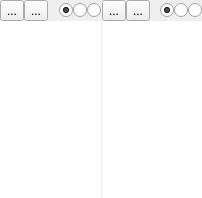
Qt form src/common/views/programlist.ui (rbarreiros/vstboard) before a commit.
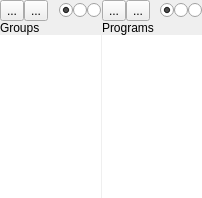
The same form after that commit. Icons and pictures are not drawn. Custom widgets are drawn as their Qt base class.

```diff
--- a/src/common/views/programlist.ui
+++ b/src/common/views/programlist.ui
@@ -10,6 +10,12 @@
     <height>198</height>
    </rect>
   </property>
+  <property name="minimumSize">
+   <size>
+    <width>1</width>
+    <height>0</height>
+   </size>
+  </property>
   <property name="windowTitle">
    <string notr="true">Form</string>
   </property>
@@ -129,6 +135,25 @@
          </item>
         </layout>
        </item>
+       <item>
+        <widget class="QLabel" name="label">
+         <property name="sizePolicy">
+          <sizepolicy hsizetype="Expanding" vsizetype="Preferred">
+           <horstretch>0</horstretch>
+           <verstretch>0</verstretch>
+          </sizepolicy>
+         </property>
+         <property name="minimumSize">
+          <size>
+           <width>1</width>
+           <height>0</height>
+          </size>
+         </property>
+         <property name="text">
+          <string>Groups</string>
+         </property>
+        </widget>
+       </item>
        <item>
         <widget class="GroupListView" name="listGrps">
          <property name="minimumSize">
@@ -254,6 +279,25 @@
          </item>
         </layout>
        </item>
+       <item>
+        <widget class="QLabel" name="label_2">
+         <property name="sizePolicy">
+          <sizepolicy hsizetype="Expanding" vsizetype="Preferred">
+           <horstretch>0</horstretch>
+           <verstretch>0</verstretch>
+          </sizepolicy>
+         </property>
+         <property name="minimumSize">
+          <size>
+           <width>1</width>
+           <height>0</height>
+          </size>
+         </property>
+         <property name="text">
+          <string>Programs</string>
+         </property>
+        </widget>
+       </item>
        <item>
         <widget class="ProgListView" name="listProgs">
          <property name="minimumSize">
```
Left out of the diff: 56 changed lines with no effect on the pictures.
